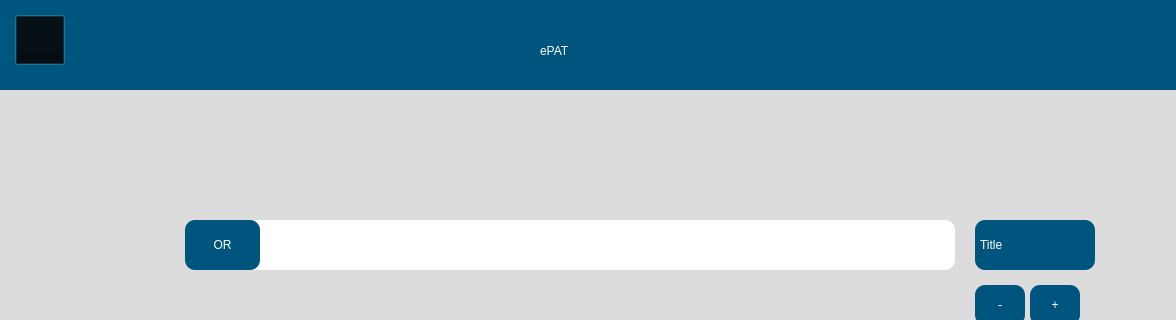
This is src/user_interface/English_start.ui in eppenney/eBook-Perpetual-Access-Rights-Tracker as Qt 5 draws it before an edit; both pictures show x 0 to 1176 and y 0 to 320 of the 1176 by 796 pixel window. The edited form follows.
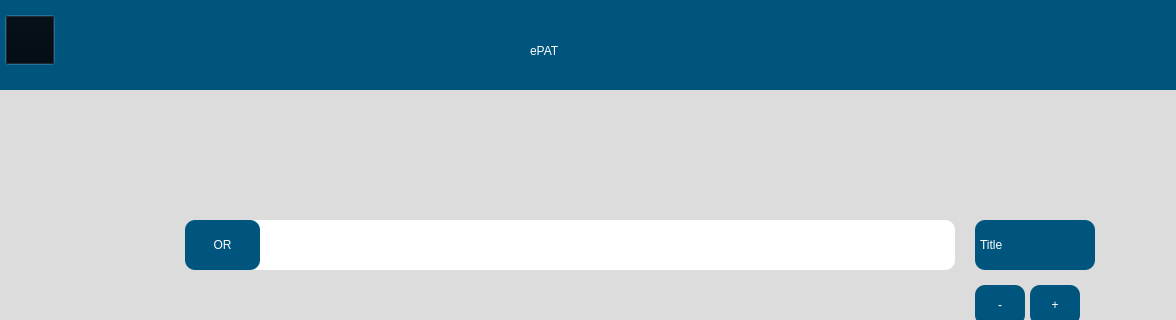
This is the edited form. Icons and pictures are not drawn.

Diff of the .ui file:
```diff
--- a/src/user_interface/English_start.ui
+++ b/src/user_interface/English_start.ui
@@ -28,7 +28,7 @@
    <widget class="QWidget" name="widget_2" native="true">
     <property name="geometry">
      <rect>
-      <x>20</x>
+      <x>10</x>
       <y>0</y>
       <width>1200</width>
       <height>90</height>
```
